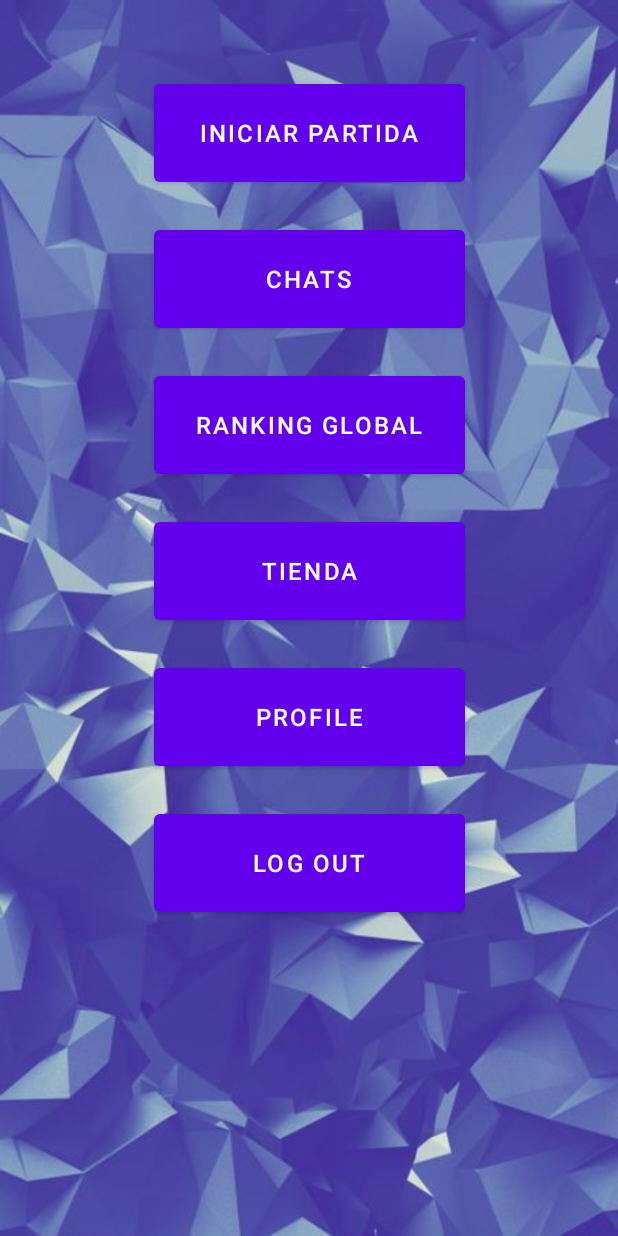
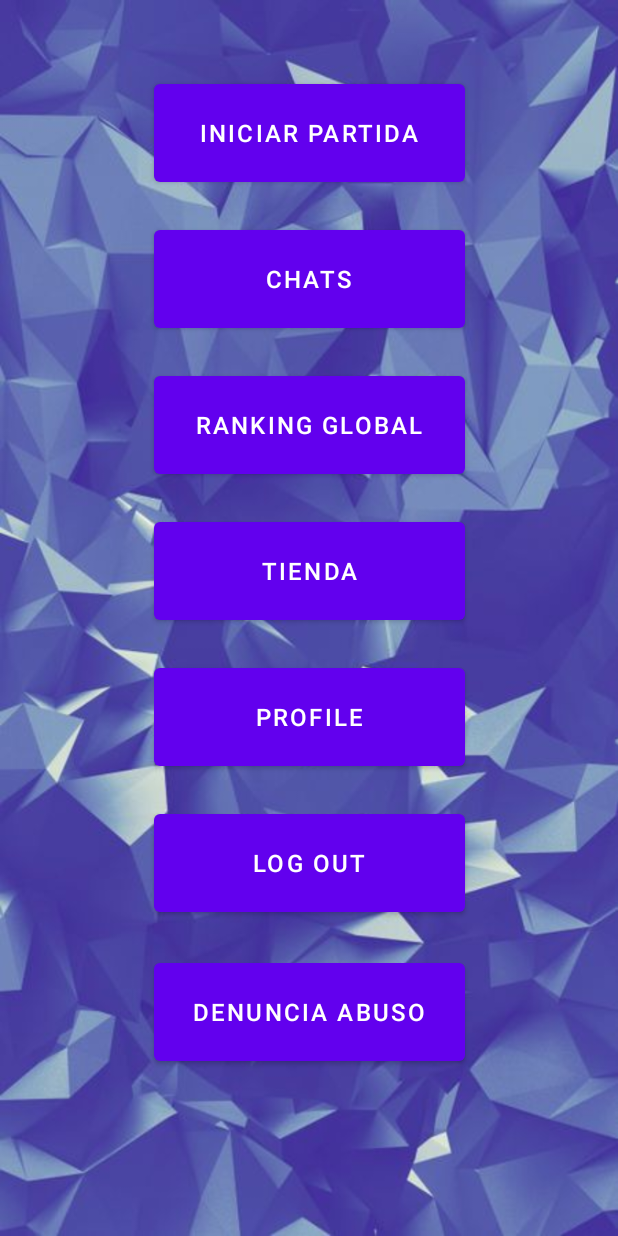
Before and after one commit to MikelArinaMarcos/androidAppDSAG6, an Android app: the PrincipalActivity screen opened directly, with no data from a screen before it, on a phone screen of 412 x 824 dp. Run offline under Robolectric (Android 15) with nearby library versions, the phone set to English and light mode, and no system bars; Roboto replaces fonts that are not available here.

Commit message:
Minim2PabloGarcia

```diff
--- a/app/src/main/java/com/example/appproyecto/PrincipalActivity.java
+++ b/app/src/main/java/com/example/appproyecto/PrincipalActivity.java
@@ -7,6 +7,8 @@ import android.content.SharedPreferences;
 import android.os.Bundle;
 import android.view.View;
 import android.widget.Button;
+
+import com.example.appproyecto.modelo.Issue;
 
 public class PrincipalActivity extends AppCompatActivity {
 
@@ -20,6 +22,8 @@ public class PrincipalActivity extends AppCompatActivity {
         configureLogoutButton();
 
         configureProfileButton();
+
+        configureDenunciaButton();
     }
 
     private void configureProfileButton(){
@@ -55,4 +59,15 @@ public class PrincipalActivity extends AppCompatActivity {
             }
         });
     }
+
+    private void configureDenunciaButton(){
+        Button button6 = (Button) findViewById(R.id.button6);
+        button6.setOnClickListener(new View.OnClickListener() {
+            @Override
+            public void onClick(View view) {
+                startActivity(new Intent(PrincipalActivity.this, DenunciaActivity.class));
+            }
+        });
+    }
+
 }
--- a/app/src/main/res/layout/activity_principal.xml
+++ b/app/src/main/res/layout/activity_principal.xml
@@ -78,4 +78,17 @@
         app:layout_constraintStart_toStartOf="parent"
         app:layout_constraintTop_toTopOf="parent"
         app:rippleColor="#00FFFFFF" />
+
+    <Button
+        android:id="@+id/button6"
+        android:layout_width="207dp"
+        android:layout_height="77dp"
+        android:layout_marginTop="636dp"
+        android:text="Denuncia Abuso"
+        android:textSize="16sp"
+        app:iconTint="@color/white"
+        app:layout_constraintEnd_toEndOf="parent"
+        app:layout_constraintStart_toStartOf="parent"
+        app:layout_constraintTop_toTopOf="parent"
+        app:rippleColor="#00FFFFFF" />
 </androidx.constraintlayout.widget.ConstraintLayout>
```
Also changed, not shown: app/src/main/AndroidManifest.xml (+7 -0 lines), app/src/main/java/com/example/appproyecto/DenunciaActivity.java (added, +59 -0 lines), app/src/main/java/com/example/appproyecto/modelo/Issue.java (added, +41 -0 lines), app/src/main/java/com/example/appproyecto/modelo/Swagger.java (+7 -0 lines), app/src/main/res/layout/activity_denuncia.xml (added, +63 -0 lines).
